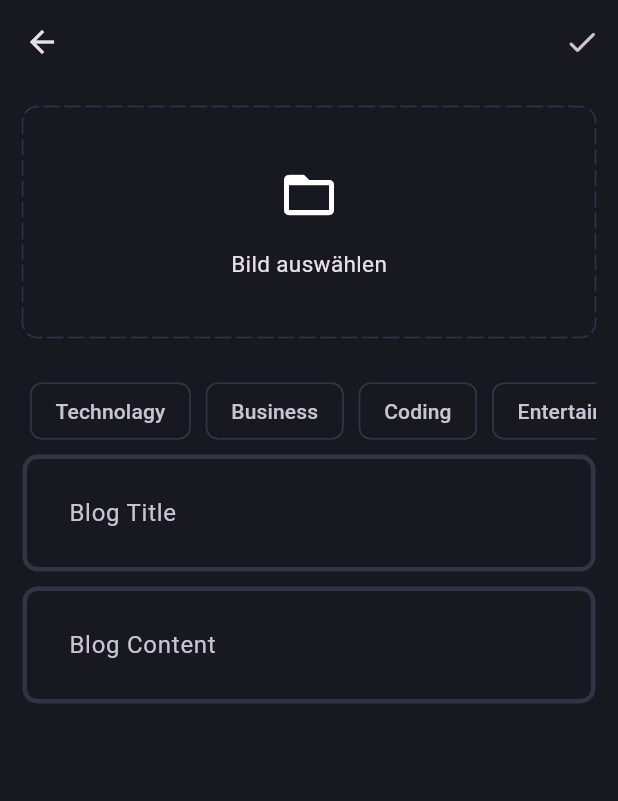
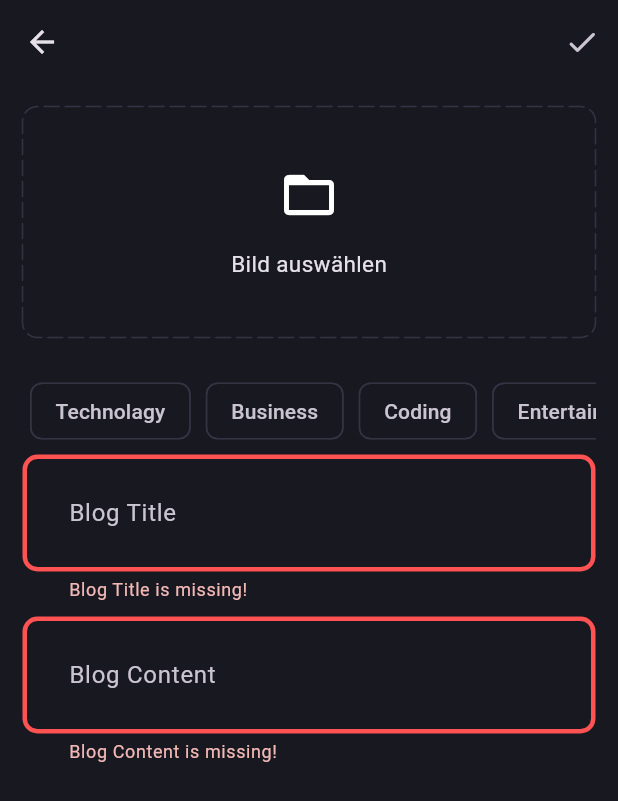
Before and after one commit to stephanxiayu/Bloc_app-Supabase-Hive-GetIt, a Flutter app: the AddNewBlocPage screen opened directly, after a tap on the "done" icon, on a phone screen of 412 x 824 dp. Shown: the top 801 px of the screen. Run offline on Flutter 3.47's test engine with Material 3 defaults, Android fonts, the light colour scheme and no system bars; drawn by our look-alikes of dotted_border; our stand-ins replace flutter_bloc, fpdart, get_it, image_picker, supabase_flutter; accounts and stored records are empty.

Commit message:
upload blog

```diff
--- a/lib/core/theme/theme.dart
+++ b/lib/core/theme/theme.dart
@@ -14,6 +14,8 @@ class AppTheme {
         side: BorderSide.none,
         color: MaterialStatePropertyAll(AppPallete.backgroundColor)),
     inputDecorationTheme: InputDecorationTheme(
+        errorBorder: _border(AppPallete.errorColor),
+        border: _border(),
         focusedBorder: _border(AppPallete.gradient1),
         contentPadding: const EdgeInsets.all(27),
         enabledBorder: _border()),
--- a/lib/features/blog/data/datasources/blog_remote_data_source.dart
+++ b/lib/features/blog/data/datasources/blog_remote_data_source.dart
@@ -34,7 +34,7 @@ class BlogRemoteDataSourceImpl implements BlogRemoteDataSource {
     try {
       await supabaseClient.storage
           .from("blog_images")
-          .update(blogModel.id, image);
+          .upload(blogModel.id, image);
 
       return supabaseClient.storage
           .from("blog_images")
--- a/lib/features/blog/presentation/pages/add_new_bloc.dart
+++ b/lib/features/blog/presentation/pages/add_new_bloc.dart
@@ -2,8 +2,15 @@ import 'dart:io';
 
 import 'package:dotted_border/dotted_border.dart';
 import 'package:flutter/material.dart';
+import 'package:flutter_bloc/flutter_bloc.dart';
+import 'package:new_bloc_clean_app/core/common/cubits/app_user/app_user_cubit.dart';
+import 'package:new_bloc_clean_app/core/common/cubits/app_user/app_user_state.dart';
+import 'package:new_bloc_clean_app/core/common/widgets/loader.dart';
 import 'package:new_bloc_clean_app/core/theme/app_pallete.dart';
 import 'package:new_bloc_clean_app/core/utils/pick_image.dart';
+import 'package:new_bloc_clean_app/core/utils/show_snackbar.dart';
+import 'package:new_bloc_clean_app/features/blog/presentation/bloc/blog_bloc.dart';
+import 'package:new_bloc_clean_app/features/blog/presentation/pages/blog_page.dart';
 import 'package:new_bloc_clean_app/features/blog/presentation/widgets/blog_editor.dart';
 
 class AddNewBlocPage extends StatefulWidget {
@@ -19,7 +26,7 @@ class _AddNewBlocPageState extends State<AddNewBlocPage> {
   final titleController = TextEditingController();
   final contentController = TextEditingController();
   List<String> selectedtopics = [];
-
+  final formKey = GlobalKey<FormState>();
   File? image;
 
   void selectImage() async {
@@ -28,6 +35,24 @@ class _AddNewBlocPageState extends State<AddNewBlocPage> {
       setState(() {
         image = pickedImage;
       });
+    }
+  }
+
+  void uploadBlog() {
+    if (formKey.currentState!.validate() &&
+        selectedtopics.isNotEmpty &&
+        image != null) {
+      final posterId = (context.read<AppUserCubit>().state as AppUserLoggedIn)
+          .userEntities
+          .id;
+      context.read<BlogBloc>().add(
+            BlogUpload(
+                posterId: posterId,
+                title: titleController.text.trim(),
+                content: contentController.text.trim(),
+                image: image!,
+                topics: selectedtopics),
+          );
     }
   }
 
@@ -43,12 +68,31 @@ class _AddNewBlocPageState extends State<AddNewBlocPage> {
     return Scaffold(
       appBar: AppBar(
         actions: [
-          IconButton(onPressed: () {}, icon: const Icon(Icons.done_rounded))
+          IconButton(
+              onPressed: () {
+                uploadBlog();
+              },
+              icon: const Icon(Icons.done_rounded))
         ],
       ),
-      body: SingleChildScrollView(
+      body: BlocConsumer<BlogBloc, BlogState>(
+        listener: (context, state) {
+          if (state is BlogFailure) {
+            showSnackBar(context, state.error);
+          } else if (state is BlogSuccess) {
+            Navigator.pushAndRemoveUntil(
+                context, BlogPage.route(), (route) => false);
+          }
+        },
+        builder: (context, state) {
+          if (state is BlogLoading) {
+            return const Loader();
+          }
+          return SingleChildScrollView(
             child: Padding(
               padding: const EdgeInsets.all(15.0),
+              child: Form(
+                key: formKey,
                 child: Column(
                   children: [
                     image != null
@@ -132,8 +176,8 @@ class _AddNewBlocPageState extends State<AddNewBlocPage> {
                                     label: selectedtopics.contains(e)
                                         ? Text(
                                             e,
-                                      style:
-                                          const TextStyle(color: Colors.black),
+                                            style: const TextStyle(
+                                                color: Colors.black),
                                           )
                                         : Text(e),
                                   ),
@@ -159,5 +203,8 @@ class _AddNewBlocPageState extends State<AddNewBlocPage> {
               ),
             ),
           );
+        },
+      ),
+    );
   }
 }
--- a/lib/features/blog/presentation/pages/blog_page.dart
+++ b/lib/features/blog/presentation/pages/blog_page.dart
@@ -3,6 +3,7 @@ import 'package:flutter/material.dart';
 import 'package:new_bloc_clean_app/features/blog/presentation/pages/add_new_bloc.dart';
 
 class BlogPage extends StatelessWidget {
+  static route() => MaterialPageRoute(builder: (context) => const BlogPage());
   const BlogPage({super.key});
 
   @override
--- a/lib/features/blog/presentation/widgets/blog_editor.dart
+++ b/lib/features/blog/presentation/widgets/blog_editor.dart
@@ -18,7 +18,7 @@ class BlogEditor extends StatelessWidget {
       ),
       maxLines: null,
       validator: (value) {
-        if (value!.isEmpty) {
+        if (value!.trim().isEmpty) {
           return '$hintText is missing!';
         }
         return null;
```
Lines whose indentation alone changed are shown as unchanged.
